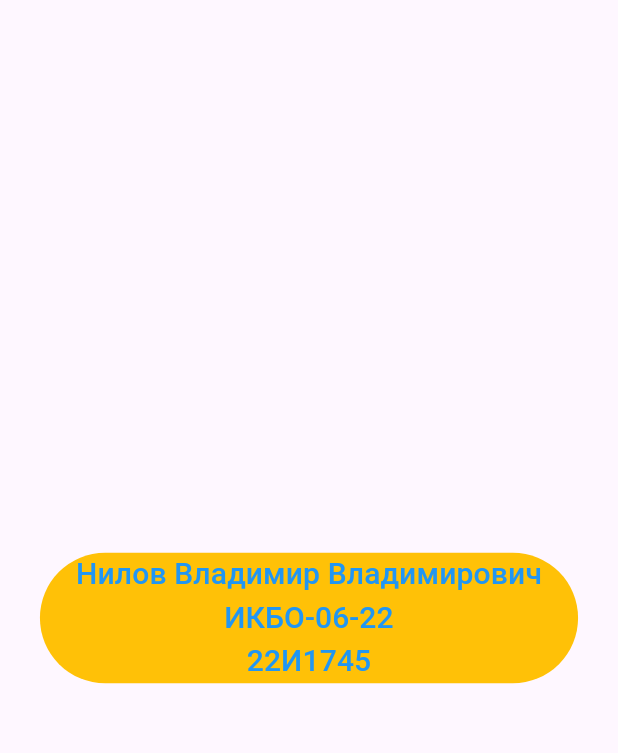
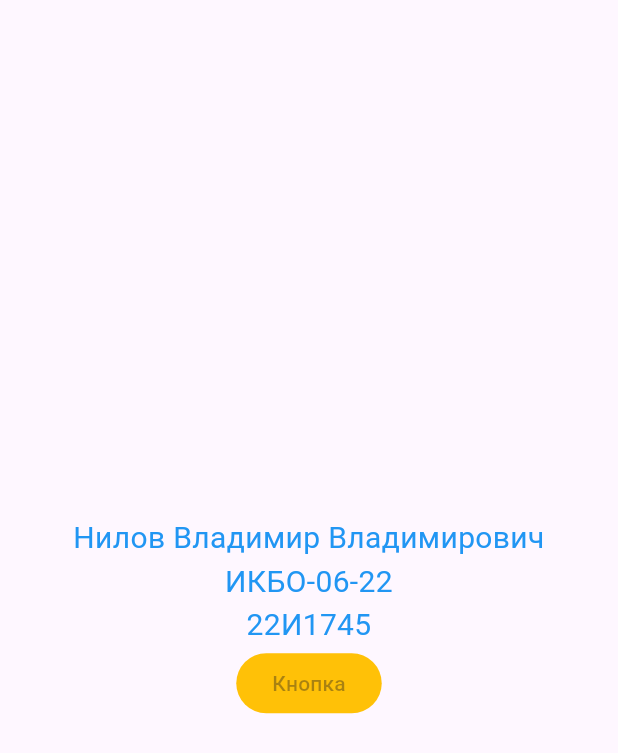
Before and after one commit to Voldemar-exe/rkmp_learn_flutter, a Flutter app: the TestWidgetScreen screen opened directly, on a phone screen of 412 x 824 dp. Shown: the top 753 px of the screen. Run offline on Flutter 3.47's test engine with Material 3 defaults, Android fonts, the phone set to English and light mode, and no system bars.

Commit message:
Add Test with widget Column

```diff
--- a/lib/test_widget/test_widget_screen.dart
+++ b/lib/test_widget/test_widget_screen.dart
@@ -7,19 +7,27 @@ class TestWidgetScreen extends StatelessWidget {
   Widget build(BuildContext context) {
     return Scaffold(
       body: Center(
-        child: ElevatedButton(
+        child: Column(
+          mainAxisAlignment: MainAxisAlignment.center,
+          children: [
+            Text(
+              "Нилов Владимир Владимирович\nИКБО-06-22\n22И1745",
+              textAlign: TextAlign.center,
+              style: TextStyle(fontSize: 20, color: Colors.blue),
+            ),
+            ElevatedButton(
               onPressed: null,
               style: ButtonStyle(
                 backgroundColor: WidgetStateProperty.all(Colors.amber),
                 shape: WidgetStateProperty.all(
-              RoundedRectangleBorder(borderRadius: BorderRadius.circular(50)),
+                  RoundedRectangleBorder(
+                    borderRadius: BorderRadius.circular(50),
                   ),
                 ),
-          child: const Text(
-            "Нилов Владимир Владимирович\nИКБО-06-22\n22И1745",
-            textAlign: TextAlign.center,
-            style: TextStyle(fontSize: 20, color: Colors.blue),
               ),
+              child: const Text("Кнопка"),
+            ),
+          ],
         ),
       ),
     );
```
Lines whose indentation alone changed are shown as unchanged.
